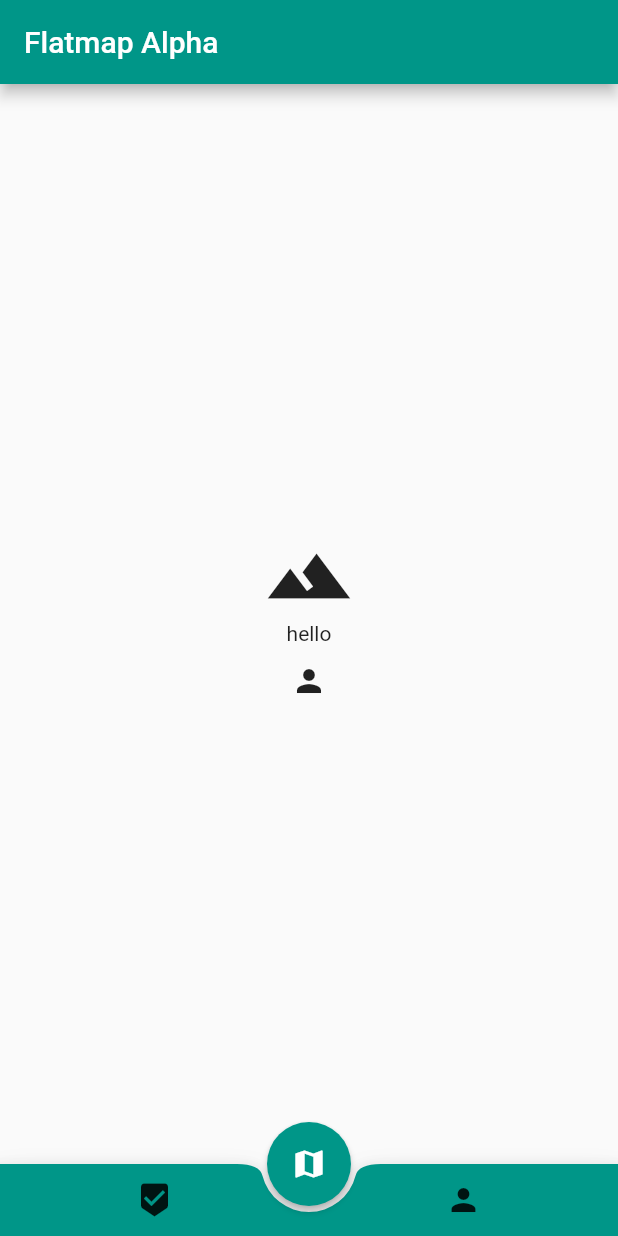
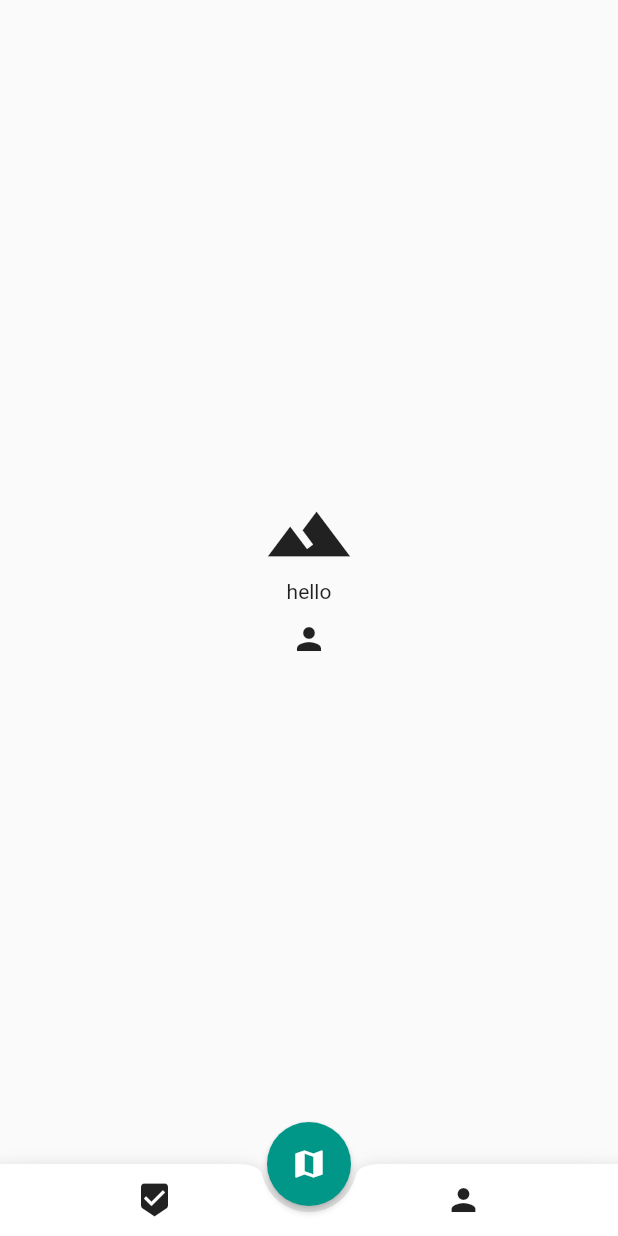
Before and after one commit to oskarsh/gonotes, a Flutter app: the screen it shows after launch, after a tap on the "beenhere" icon, on a phone screen of 412 x 824 dp. Run offline on Flutter 3.47's test engine with Material 2 defaults, Android fonts, the phone set to English and light mode, and no system bars; our stand-ins replace flutter_map, geolocator, latlong.

Commit message:
added white bottom bar and removed Top AppBar

```diff
--- a/lib/main.dart
+++ b/lib/main.dart
@@ -115,8 +115,6 @@ class _MyHomePageState extends State<MyHomePage> {
   @override
   Widget build(BuildContext context) {
     return Scaffold(
-        // the top bar for the App
-        appBar: AppBar(title: Text(widget.title)),
         // the tab renderer
         body: _pageOptions[_selectedTab],
         // Floating Center Docken Action Button
@@ -130,7 +128,7 @@ class _MyHomePageState extends State<MyHomePage> {
         floatingActionButtonLocation: FloatingActionButtonLocation.centerDocked,
         // the navigation Bar
         bottomNavigationBar: BottomAppBar(
-          color: Colors.teal,
+          color: Colors.white,
           shape: CircularNotchedRectangle(),
           child: new Row(
             mainAxisSize: MainAxisSize.max,
```
